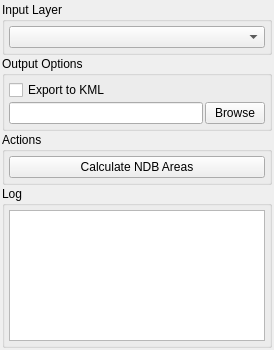
Before: the Qt Designer form Q_Pansopy/ui/conv/qpansopy_ndb_dockwidget.ui in FLYGHT7/qpansopy, drawn with Qt 5.
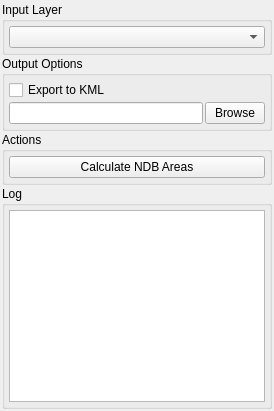
After: the same form once the commit is applied. Custom widgets are drawn as their Qt base class.

The edit to the form file:
```diff
--- a/Q_Pansopy/ui/conv/qpansopy_ndb_dockwidget.ui
+++ b/Q_Pansopy/ui/conv/qpansopy_ndb_dockwidget.ui
@@ -11,7 +11,7 @@
   <property name="maximumSize">
    <size>
     <width>16777215</width>
-    <height>350</height>
+        <height>16777215</height>
    </size>
   </property>
   <widget class="QWidget" name="dockWidgetContents">
@@ -136,9 +136,9 @@
     <item>
      <widget class="QGroupBox" name="logGroup">
       <property name="sizePolicy">
-       <sizepolicy hsizetype="Preferred" vsizetype="Expanding">
+      <sizepolicy hsizetype="Preferred" vsizetype="Preferred">
         <horstretch>0</horstretch>
-        <verstretch>1</verstretch>
+       <verstretch>0</verstretch>
        </sizepolicy>
       </property>
       <property name="title">
@@ -153,8 +153,14 @@
        </property>
        <item>
         <widget class="QTextEdit" name="logTextEdit">
-         <property name="maximumHeight">
-          <number>60</number>
+      <property name="sizePolicy">
+       <sizepolicy hsizetype="Expanding" vsizetype="Expanding">
+        <horstretch>0</horstretch>
+        <verstretch>1</verstretch>
+       </sizepolicy>
+      </property>
+      <property name="minimumHeight">
+       <number>100</number>
          </property>
          <property name="readOnly">
           <bool>true</bool>
```
Lines whose indentation alone changed are shown as unchanged.
